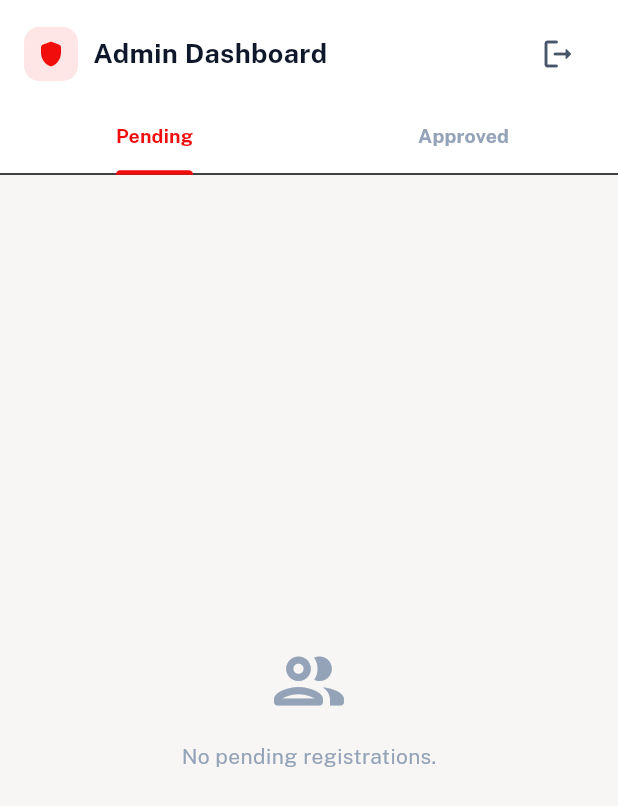
After one commit to Shriya-25/Quickreach, a Flutter app: the AdminDashboardScreen screen opened by its route, on a phone screen of 412 x 824 dp. The commit adds this screen. Shown: the top 806 px of the screen. Run offline on Flutter 3.47's test engine with Material 3 defaults, Android fonts, the phone set to English and light mode, and no system bars; our stand-ins replace cloud_firestore, firebase_auth, firebase_core, go_router, google_fonts; accounts and stored records are empty; generated files the repository leaves out were written again.

Commit message:
feat(router+admin): add redirect guard, pending/rejected/admin routes, build AdminDashboardScreen with approve/reject

```diff
--- /dev/null
+++ b/lib/features/admin/screens/admin_dashboard_screen.dart
@@ -0,0 +1,378 @@
+import 'package:flutter/material.dart';
+import 'package:go_router/go_router.dart';
+import '../../../core/theme/app_colors.dart';
+import '../../../core/services/auth_service.dart';
+import '../../../core/services/firestore_service.dart';
+import '../../../core/constants/app_constants.dart';
+import '../../../models/user_model.dart';
+
+class AdminDashboardScreen extends StatefulWidget {
+  const AdminDashboardScreen({super.key});
+
+  @override
+  State<AdminDashboardScreen> createState() => _AdminDashboardScreenState();
+}
+
+class _AdminDashboardScreenState extends State<AdminDashboardScreen>
+    with SingleTickerProviderStateMixin {
+  late TabController _tabController;
+  final _firestoreService = FirestoreService();
+  final _authService = AuthService();
+
+  @override
+  void initState() {
+    super.initState();
+    _tabController = TabController(length: 2, vsync: this);
+  }
+
+  @override
+  void dispose() {
+    _tabController.dispose();
+    super.dispose();
+  }
+
+  Future<void> _updateStatus(String uid, String status) async {
+    try {
+      await _firestoreService.updateApprovalStatus(uid, status);
+      if (mounted) {
+        ScaffoldMessenger.of(context).showSnackBar(
+          SnackBar(
+            content: Text(
+              status == AppConstants.approvalApproved
+                  ? 'User approved successfully.'
+                  : 'User rejected.',
+            ),
+            backgroundColor: status == AppConstants.approvalApproved
+                ? AppColors.success
+                : AppColors.error,
+          ),
+        );
+      }
+    } catch (e) {
+      if (mounted) {
+        ScaffoldMessenger.of(context).showSnackBar(
+          SnackBar(
+              content: Text('Error: $e'),
+              backgroundColor: AppColors.error),
+        );
+      }
+    }
+  }
+
+  @override
+  Widget build(BuildContext context) {
+    return Scaffold(
+      backgroundColor: AppColors.backgroundLight,
+      body: Column(
+        children: [
+          // ── Header ──────────────────────────────────────────────────────
+          Container(
+            color: Colors.white,
+            child: SafeArea(
+              bottom: false,
+              child: Column(
+                children: [
+                  Padding(
+                    padding: const EdgeInsets.fromLTRB(16, 12, 16, 0),
+                    child: Row(
+                      mainAxisAlignment: MainAxisAlignment.spaceBetween,
+                      children: [
+                        Row(
+                          children: [
+                            Container(
+                              width: 36,
+                              height: 36,
+                              decoration: BoxDecoration(
+                                color: AppColors.primaryWithOpacity10,
+                                borderRadius: BorderRadius.circular(10),
+                              ),
+                              child: const Icon(
+                                Icons.shield_rounded,
+                                color: AppColors.primary,
+                                size: 20,
+                              ),
+                            ),
+                            const SizedBox(width: 10),
+                            const Text(
+                              'Admin Dashboard',
+                              style: TextStyle(
+                                fontSize: 18,
+                                fontWeight: FontWeight.bold,
+                                color: AppColors.textPrimary,
+                              ),
+                            ),
+                          ],
+                        ),
+                        IconButton(
+                          icon: const Icon(Icons.logout_rounded,
+                              color: AppColors.textSecondary),
+                          onPressed: () async {
+                            await _authService.signOut();
+                            if (context.mounted) context.go('/login');
+                          },
+                        ),
+                      ],
+                    ),
+                  ),
+                  const SizedBox(height: 8),
+                  TabBar(
+                    controller: _tabController,
+                    labelColor: AppColors.primary,
+                    unselectedLabelColor: AppColors.textHint,
+                    indicatorColor: AppColors.primary,
+                    indicatorWeight: 2.5,
+                    labelStyle: const TextStyle(
+                        fontSize: 13, fontWeight: FontWeight.w700),
+                    tabs: const [
+                      Tab(text: 'Pending'),
+                      Tab(text: 'Approved'),
+                    ],
+                  ),
+                ],
+              ),
+            ),
+          ),
+
+          // ── Tab content ──────────────────────────────────────────────────
+          Expanded(
+            child: TabBarView(
+              controller: _tabController,
+              children: [
+                _buildUserList(
+                  stream: _firestoreService.getPendingUsers(),
+                  emptyMessage: 'No pending registrations.',
+                  showActions: true,
+                ),
+                _buildUserList(
+                  stream: _firestoreService.getApprovedUsers(),
+                  emptyMessage: 'No approved users yet.',
+                  showActions: false,
+                ),
+              ],
+            ),
+          ),
+        ],
+      ),
+    );
+  }
+
+  Widget _buildUserList({
+    required Stream<List<UserModel>> stream,
+    required String emptyMessage,
+    required bool showActions,
+  }) {
+    return StreamBuilder<List<UserModel>>(
+      stream: stream,
+      builder: (context, snapshot) {
+        if (snapshot.connectionState == ConnectionState.waiting) {
+          return const Center(
+            child: CircularProgressIndicator(color: AppColors.primary),
+          );
+        }
+        if (snapshot.hasError) {
+          return Center(
+            child: Text('Error: ${snapshot.error}',
+                style: const TextStyle(color: AppColors.error)),
+          );
+        }
+        final users = snapshot.data ?? [];
+        if (users.isEmpty) {
+          return Center(
+            child: Column(
+              mainAxisAlignment: MainAxisAlignment.center,
+              children: [
+                Icon(Icons.people_outline_rounded,
+                    size: 56, color: AppColors.textHint),
+                const SizedBox(height: 12),
+                Text(emptyMessage,
+                    style: const TextStyle(
+                        color: AppColors.textHint, fontSize: 14)),
+              ],
+            ),
+          );
+        }
+        return ListView.separated(
+          padding: const EdgeInsets.all(16),
+          itemCount: users.length,
+          separatorBuilder: (context, index) => const SizedBox(height: 10),
+          itemBuilder: (context, index) =>
+              _UserCard(
+                user: users[index],
+                showActions: showActions,
+                onApprove: () => _updateStatus(
+                    users[index].uid, AppConstants.approvalApproved),
+                onReject: () => _updateStatus(
+                    users[index].uid, AppConstants.approvalRejected),
+              ),
+        );
+      },
+    );
+  }
+}
+
+// ── User Card ──────────────────────────────────────────────────────────────
+class _UserCard extends StatelessWidget {
+  final UserModel user;
+  final bool showActions;
+  final VoidCallback onApprove;
+  final VoidCallback onReject;
+
+  const _UserCard({
+    required this.user,
+    required this.showActions,
+    required this.onApprove,
+    required this.onReject,
+  });
+
+  @override
+  Widget build(BuildContext context) {
+    return Container(
+      padding: const EdgeInsets.all(16),
+      decoration: BoxDecoration(
+        color: Colors.white,
+        borderRadius: BorderRadius.circular(14),
+        boxShadow: [
+          BoxShadow(
+            color: Colors.black.withValues(alpha: 0.04),
+            blurRadius: 8,
+            offset: const Offset(0, 2),
+          ),
+        ],
+      ),
+      child: Column(
+        crossAxisAlignment: CrossAxisAlignment.start,
+        children: [
+          // Name + role badge
+          Row(
+            children: [
+              CircleAvatar(
+                radius: 22,
+                backgroundColor: AppColors.primaryWithOpacity10,
+                child: Text(
+                  user.fullName.isNotEmpty
+                      ? user.fullName[0].toUpperCase()
+                      : '?',
+                  style: const TextStyle(
+                    color: AppColors.primary,
+                    fontWeight: FontWeight.bold,
+                    fontSize: 16,
+                  ),
+                ),
+              ),
+              const SizedBox(width: 12),
+              Expanded(
+                child: Column(
+                  crossAxisAlignment: CrossAxisAlignment.start,
+                  children: [
+                    Text(
+                      user.fullName,
+                      style: const TextStyle(
+                        fontSize: 15,
+                        fontWeight: FontWeight.bold,
+                        color: AppColors.textPrimary,
+                      ),
+                    ),
+                    const SizedBox(height: 2),
+                    Text(
+                      user.email,
+                      style: const TextStyle(
+                          fontSize: 12, color: AppColors.textSecondary),
+                    ),
+                  ],
+                ),
+              ),
+              Container(
+                padding:
+                    const EdgeInsets.symmetric(horizontal: 10, vertical: 4),
+                decoration: BoxDecoration(
+                  color: AppColors.primaryWithOpacity10,
+                  borderRadius: BorderRadius.circular(20),
+                ),
+                child: Text(
+                  user.role,
+                  style: const TextStyle(
+                    fontSize: 11,
+                    fontWeight: FontWeight.w700,
+                    color: AppColors.primary,
+                  ),
+                ),
+              ),
+            ],
+          ),
+
+          const SizedBox(height: 10),
+
+          // College ID + date
+          Row(
+            children: [
+              const Icon(Icons.badge_outlined,
+                  size: 14, color: AppColors.textHint),
+              const SizedBox(width: 4),
+              Text(
+                user.collegeId,
+                style: const TextStyle(
+                    fontSize: 12, color: AppColors.textSecondary),
+              ),
+              const SizedBox(width: 16),
+              const Icon(Icons.calendar_today_outlined,
+                  size: 14, color: AppColors.textHint),
+              const SizedBox(width: 4),
+              Text(
+                '${user.createdAt.day}/${user.createdAt.month}/${user.createdAt.year}',
+                style: const TextStyle(
+                    fontSize: 12, color: AppColors.textSecondary),
+              ),
+            ],
+          ),
+
+          // Action buttons (only for pending)
+          if (showActions) ...[
+            const SizedBox(height: 14),
+            Row(
+              children: [
+                Expanded(
+                  child: SizedBox(
+                    height: 40,
+                    child: ElevatedButton.icon(
+                      onPressed: onApprove,
+                      icon: const Icon(Icons.check_rounded, size: 16),
+                      label: const Text('Approve',
+                          style: TextStyle(
+                              fontSize: 13, fontWeight: FontWeight.bold)),
+                      style: ElevatedButton.styleFrom(
+                        backgroundColor: AppColors.success,
+                        foregroundColor: Colors.white,
+                        elevation: 0,
+                        shape: RoundedRectangleBorder(
+                            borderRadius: BorderRadius.circular(10)),
+                      ),
+                    ),
+                  ),
+                ),
+                const SizedBox(width: 10),
+                Expanded(
+                  child: SizedBox(
+                    height: 40,
+                    child: OutlinedButton.icon(
+                      onPressed: onReject,
+                      icon: const Icon(Icons.close_rounded, size: 16),
+                      label: const Text('Reject',
+                          style: TextStyle(
+                              fontSize: 13, fontWeight: FontWeight.bold)),
+                      style: OutlinedButton.styleFrom(
+                        foregroundColor: AppColors.error,
+                        side: const BorderSide(color: AppColors.primaryWithOpacity20),
+                        shape: RoundedRectangleBorder(
+                            borderRadius: BorderRadius.circular(10)),
+                      ),
+                    ),
+                  ),
+                ),
+              ],
+            ),
+          ],
+        ],
+      ),
+    );
+  }
+}
--- a/lib/router/app_router.dart
+++ b/lib/router/app_router.dart
@@ -1,30 +1,108 @@
 import 'package:flutter/material.dart';
 import 'package:go_router/go_router.dart';
+import 'package:firebase_auth/firebase_auth.dart';
 import '../features/auth/screens/login_screen.dart';
 import '../features/auth/screens/signup_screen.dart';
 import '../features/auth/screens/splash_screen.dart';
+import '../features/auth/screens/pending_screen.dart';
+import '../features/auth/screens/rejected_screen.dart';
 import '../features/home/screens/home_screen.dart';
 import '../features/reports/screens/reports_screen.dart';
 import '../features/reports/screens/create_report_screen.dart';
 import '../features/staff/screens/staff_screen.dart';
 import '../features/profile/screens/profile_screen.dart';
 import '../features/sos/screens/sos_screen.dart';
+import '../features/admin/screens/admin_dashboard_screen.dart';
 import '../core/widgets/main_shell.dart';
+import '../core/services/firestore_service.dart';
+import '../core/constants/app_constants.dart';
 
 class AppRouter {
   static final _rootNavigatorKey = GlobalKey<NavigatorState>();
   static final _shellNavigatorKey = GlobalKey<NavigatorState>();
+  static final _firestoreService = FirestoreService();
 
+  // ── Public routes (no auth required) ──────────────────────────────────────
+  static const _publicRoutes = ['/splash', '/login', '/signup'];
+
+  // ── Redirect guard ─────────────────────────────────────────────────────────
+  static Future<String?> _redirect(
+      BuildContext context, GoRouterState state) async {
+    final location = state.uri.path;
+    final user = FirebaseAuth.instance.currentUser;
+
+    // Not logged in → send to login (unless already on a public route)
+    if (user == null) {
+      if (_publicRoutes.contains(location)) return null;
+      return '/login';
+    }
+
+    // Already on splash — let splash handle its own routing
+    if (location == '/splash') return null;
+
+    // On public auth routes while logged in → resolve destination
+    if (location == '/login' || location == '/signup') {
+      return await _resolveDestination(user.uid);
+    }
+
+    // On pending/rejected — verify they still belong there
+    if (location == '/pending' || location == '/rejected') {
+      return null; // let the screen handle sign-out
+    }
+
+    // On admin routes — verify admin
+    if (location.startsWith('/admin')) {
+      final isAdmin = await _firestoreService.isAdmin(user.uid);
+      if (!isAdmin) return '/home';
+      return null;
+    }
+
+    // On user routes — verify approved
+    final userModel = await _firestoreService.getUserById(user.uid);
+    if (userModel == null) return '/login';
+
+    switch (userModel.approvalStatus) {
+      case AppConstants.approvalPending:
+        if (location == '/pending') return null;
+        return '/pending';
+      case AppConstants.approvalRejected:
+        if (location == '/rejected') return null;
+        return '/rejected';
+      default:
+        return null; // approved — allow
+    }
+  }
+
+  static Future<String> _resolveDestination(String uid) async {
+    final isAdmin = await _firestoreService.isAdmin(uid);
+    if (isAdmin) return '/admin';
+
+    final userModel = await _firestoreService.getUserById(uid);
+    if (userModel == null) return '/login';
+
+    switch (userModel.approvalStatus) {
+      case AppConstants.approvalApproved:
+        return '/home';
+      case AppConstants.approvalRejected:
+        return '/rejected';
+      default:
+        return '/pending';
+    }
+  }
+
+  // ── Router ─────────────────────────────────────────────────────────────────
   static final GoRouter router = GoRouter(
     navigatorKey: _rootNavigatorKey,
     initialLocation: '/splash',
+    redirect: _redirect,
     routes: [
-      // Splash
+      // ── Splash ─────────────────────────────────────────────────────────────
       GoRoute(
         path: '/splash',
         builder: (context, state) => const SplashScreen(),
       ),
-      // Auth
+
+      // ── Auth ───────────────────────────────────────────────────────────────
       GoRoute(
         path: '/login',
         builder: (context, state) => const LoginScreen(),
@@ -33,13 +111,30 @@ class AppRouter {
         path: '/signup',
         builder: (context, state) => const SignupScreen(),
       ),
-      // SOS (full screen overlay)
+      GoRoute(
+        path: '/pending',
+        builder: (context, state) => const PendingScreen(),
+      ),
+      GoRoute(
+        path: '/rejected',
+        builder: (context, state) => const RejectedScreen(),
+      ),
+
+      // ── SOS (full-screen overlay) ──────────────────────────────────────────
       GoRoute(
         path: '/sos',
         parentNavigatorKey: _rootNavigatorKey,
         builder: (context, state) => const SosScreen(),
       ),
-      // Main App Shell with Bottom Navigation
+
+      // ── Admin ──────────────────────────────────────────────────────────────
+      GoRoute(
+        path: '/admin',
+        parentNavigatorKey: _rootNavigatorKey,
+        builder: (context, state) => const AdminDashboardScreen(),
+      ),
+
+      // ── User shell with bottom nav ─────────────────────────────────────────
       ShellRoute(
         navigatorKey: _shellNavigatorKey,
         builder: (context, state, child) => MainShell(child: child),
@@ -62,7 +157,8 @@ class AppRouter {
           ),
         ],
       ),
-      // Create Report (full screen)
+
+      // ── Create Report (full-screen) ────────────────────────────────────────
       GoRoute(
         path: '/reports/create',
         parentNavigatorKey: _rootNavigatorKey,
```
